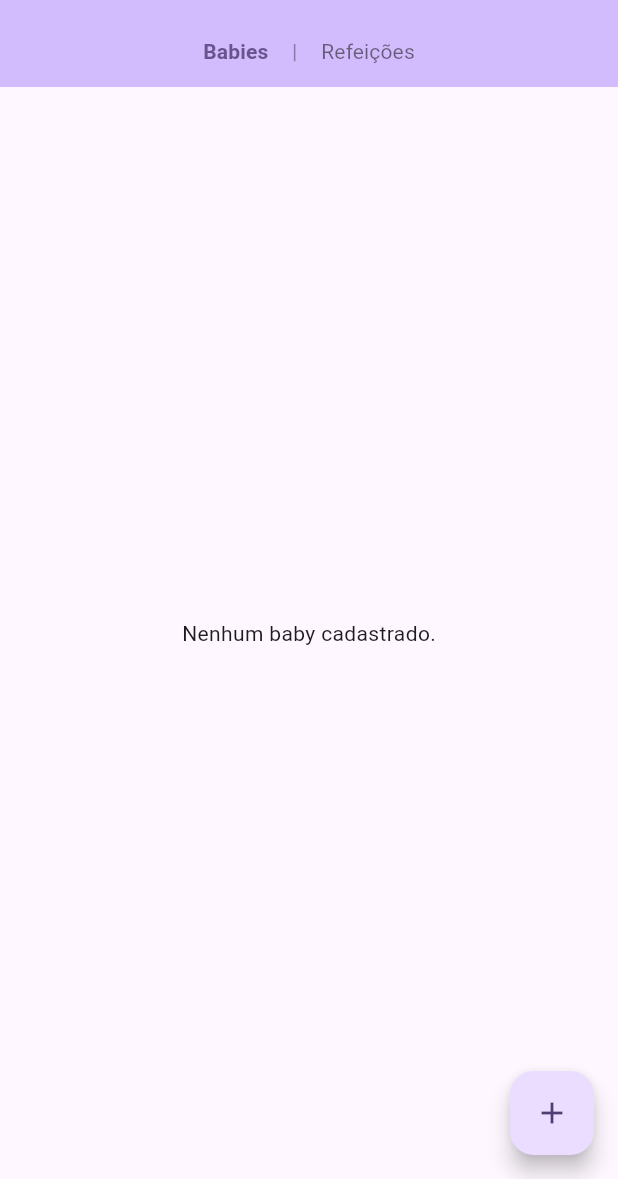
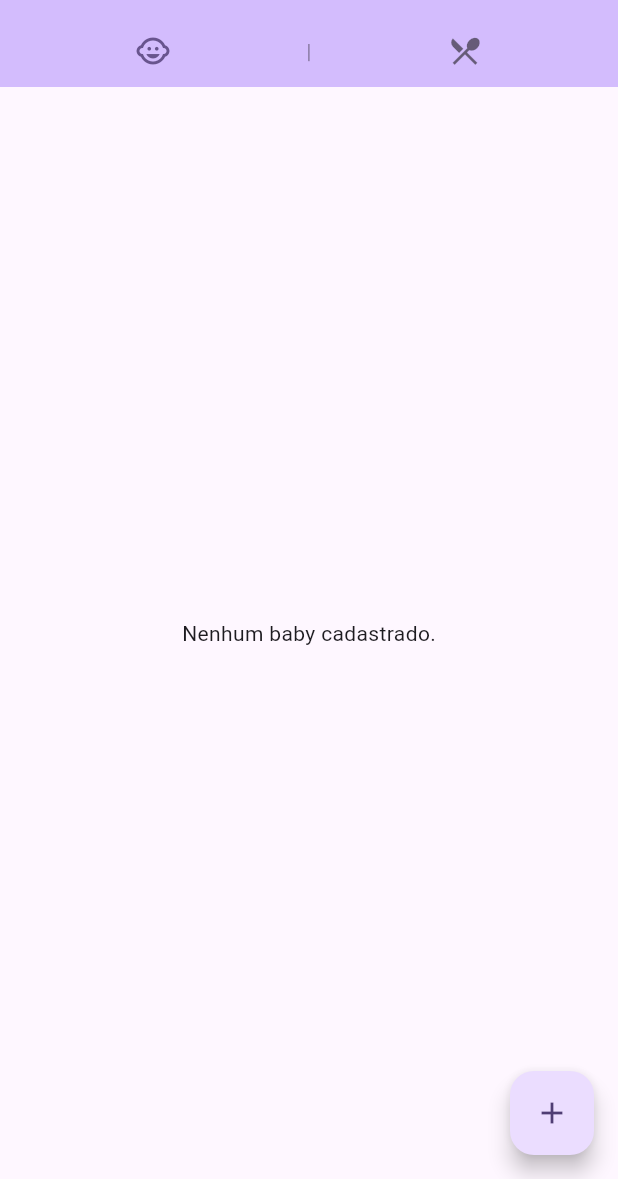
Before and after one commit to antonioprudencio/babynotes-app, a Flutter app: the screen it shows after launch, on a phone screen of 412 x 824 dp, the part 57-1236 px from its top. Run offline on Flutter 3.47's test engine with Material 3 defaults, Android fonts, the phone set to English and light mode, and no system bars.

Commit message:
ajustando-menu

```diff
--- a/lib/main.dart
+++ b/lib/main.dart
@@ -40,7 +40,7 @@ class _HomeScreenState extends State<HomeScreen> {
 
   late final List<Widget> _screens;
 
-  static const _labels = ['Babies', 'Refeições'];
+  static const _icons = [Icons.child_care, Icons.local_dining];
 
   @override
   void initState() {
@@ -69,26 +69,24 @@ class _HomeScreenState extends State<HomeScreen> {
         bottom: PreferredSize(
           preferredSize: const Size.fromHeight(40),
           child: Row(
-            mainAxisAlignment: MainAxisAlignment.center,
             children: [
-              for (int i = 0; i < _labels.length; i++) ...[
+              for (int i = 0; i < _icons.length; i++) ...[
                 if (i > 0)
                   Text(
-                    ' | ',
+                    '|',
                     style: TextStyle(
                       color: colorScheme.onSurface.withValues(alpha: 0.4),
                       fontWeight: FontWeight.bold,
                     ),
                   ),
-                TextButton(
-                  onPressed: () => setState(() => _currentIndex = i),
-                  child: Text(
-                    _labels[i],
-                    style: TextStyle(
+                Expanded(
+                  child: IconButton(
+                    onPressed: () => setState(() => _currentIndex = i),
+                    icon: Icon(
+                      _icons[i],
                       color: _currentIndex == i
                           ? colorScheme.primary
                           : colorScheme.onSurface.withValues(alpha: 0.6),
-                      fontWeight: _currentIndex == i ? FontWeight.bold : FontWeight.normal,
                     ),
                   ),
                 ),
```
